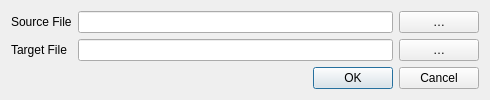
Before: the Qt Designer form gwmcsvtodatdialog.ui in GWmodel-Lab/GWmodelS, drawn with Qt 5.
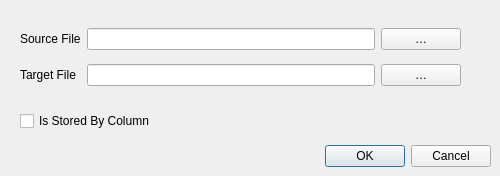
After: the same form once the commit is applied.

```diff
--- a/gwmcsvtodatdialog.ui
+++ b/gwmcsvtodatdialog.ui
@@ -6,15 +6,38 @@
    <rect>
     <x>0</x>
     <y>0</y>
-    <width>490</width>
-    <height>96</height>
+    <width>500</width>
+    <height>176</height>
    </rect>
   </property>
   <property name="windowTitle">
    <string>Dialog</string>
   </property>
-  <layout class="QVBoxLayout" name="verticalLayout">
-   <item>
+  <widget class="QDialogButtonBox" name="buttonBox">
+   <property name="geometry">
+    <rect>
+     <x>150</x>
+     <y>140</y>
+     <width>341</width>
+     <height>32</height>
+    </rect>
+   </property>
+   <property name="orientation">
+    <enum>Qt::Horizontal</enum>
+   </property>
+   <property name="standardButtons">
+    <set>QDialogButtonBox::Cancel|QDialogButtonBox::Ok</set>
+   </property>
+  </widget>
+  <widget class="QWidget" name="layoutWidget">
+   <property name="geometry">
+    <rect>
+     <x>20</x>
+     <y>20</y>
+     <width>441</width>
+     <height>76</height>
+    </rect>
+   </property>
     <layout class="QGridLayout" name="gridLayout">
      <item row="0" column="0">
       <widget class="QLabel" name="label">
@@ -51,18 +74,20 @@
       </widget>
      </item>
     </layout>
-   </item>
-   <item>
-    <widget class="QDialogButtonBox" name="buttonBox">
-     <property name="orientation">
-      <enum>Qt::Horizontal</enum>
-     </property>
-     <property name="standardButtons">
-      <set>QDialogButtonBox::Cancel|QDialogButtonBox::Ok</set>
-     </property>
-    </widget>
-   </item>
-  </layout>
+  </widget>
+  <widget class="QCheckBox" name="mIsColumnStore">
+   <property name="geometry">
+    <rect>
+     <x>20</x>
+     <y>110</y>
+     <width>201</width>
+     <height>22</height>
+    </rect>
+   </property>
+   <property name="text">
+    <string>Is Stored By Column</string>
+   </property>
+  </widget>
  </widget>
  <resources/>
  <connections>
```
Lines whose indentation alone changed are shown as unchanged.
